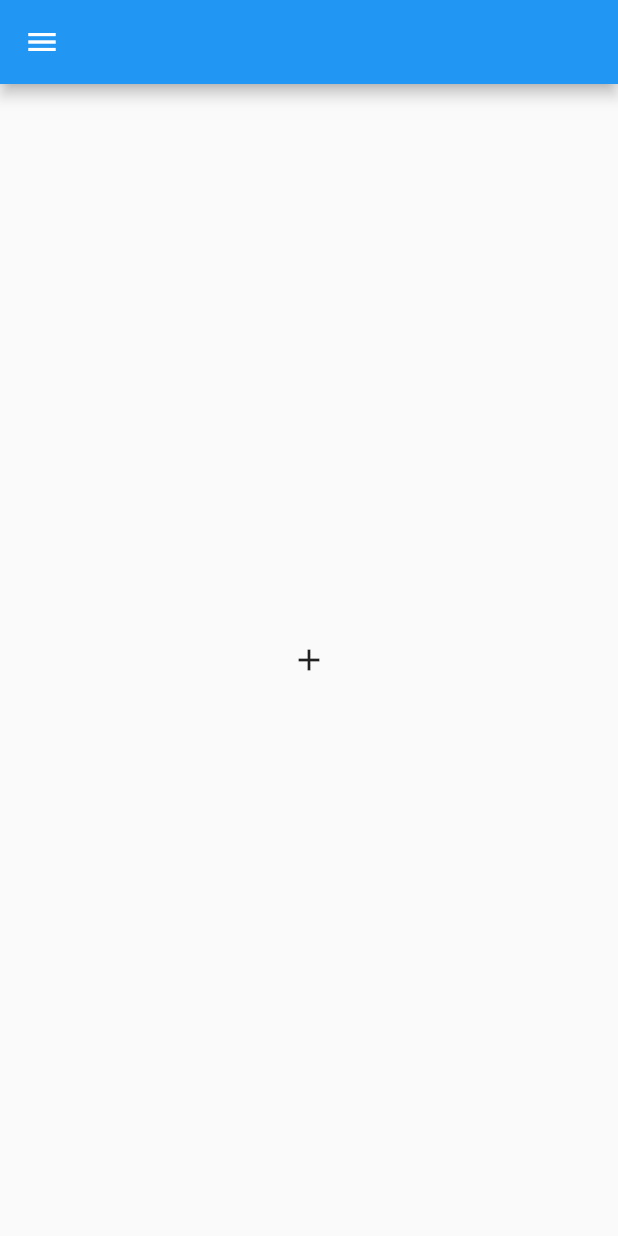
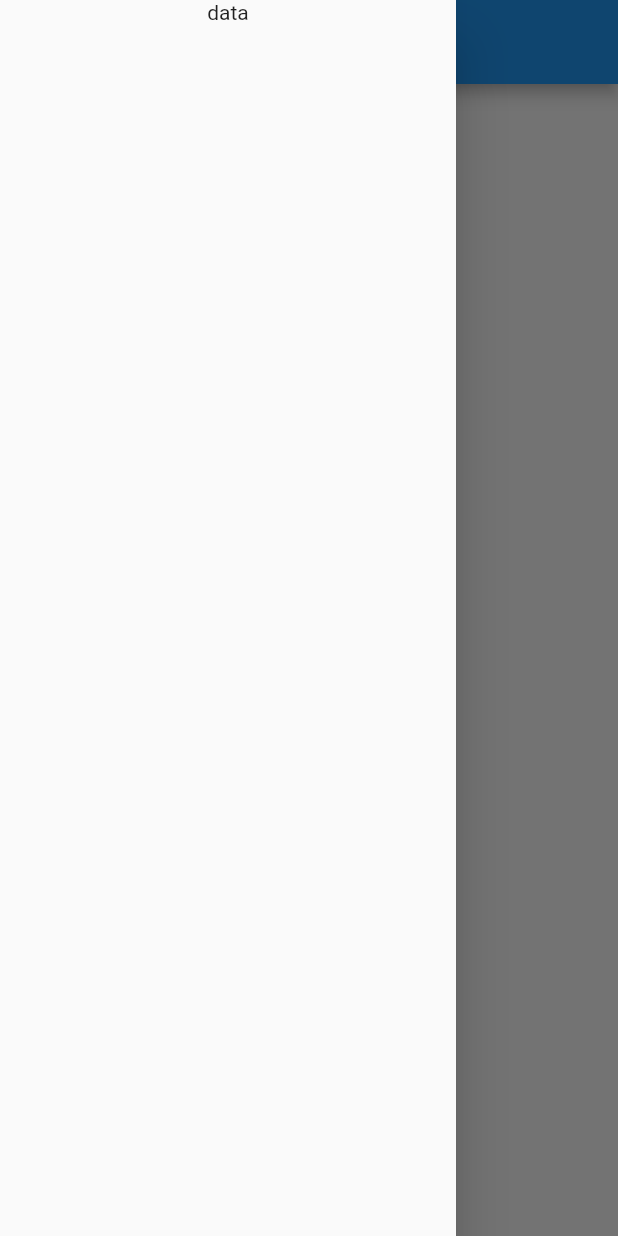
Before and after one commit to mintanlathiya/first_application, a Flutter app: the screen it shows after launch, after a tap on the "add" icon, on a phone screen of 412 x 824 dp. Run offline on Flutter 3.47's test engine with Material 2 defaults, Android fonts, the light colour scheme and no system bars; network calls fail.

Commit message:
first_commit

```diff
--- a/lib/clickbuttondrawer_demo.dart
+++ b/lib/clickbuttondrawer_demo.dart
@@ -1,11 +1,13 @@
 import 'package:flutter/material.dart';
 
 class ClickDrawerUi extends StatelessWidget {
-  const ClickDrawerUi({super.key});
+  ClickDrawerUi({super.key});
+  final GlobalKey<ScaffoldState> _key = GlobalKey<ScaffoldState>();
 
   @override
   Widget build(BuildContext context) {
     return Scaffold(
+      key: _key,
       appBar: AppBar(),
       drawer: const Drawer(
         child: Column(
@@ -17,7 +19,7 @@ class ClickDrawerUi extends StatelessWidget {
       body: Center(
         child: IconButton(
           onPressed: () {
-            Scaffold.of(context).openDrawer();
+            _key.currentState!.openDrawer();
           },
           icon: const Icon(Icons.add),
         ),
--- a/lib/main.dart
+++ b/lib/main.dart
@@ -9,7 +9,7 @@ class MyApp extends StatelessWidget {
   const MyApp({super.key});
   @override
   Widget build(BuildContext context) {
-    return const MaterialApp(
+    return MaterialApp(
       debugShowCheckedModeBanner: false,
       home: ClickDrawerUi(),
     );
```
